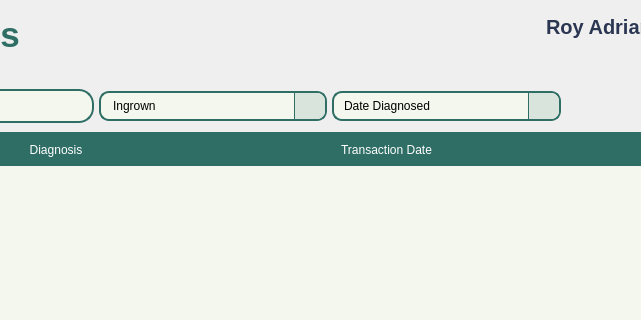
This is Views/Admin_Transactions.ui in VinsmokeSanji69/COVACHA_CLINIC_SYSTEM as Qt 5 draws it before an edit; both pictures show x 324 to 965 and y 0 to 320 of the 1133 by 690 pixel window. The edited form follows.
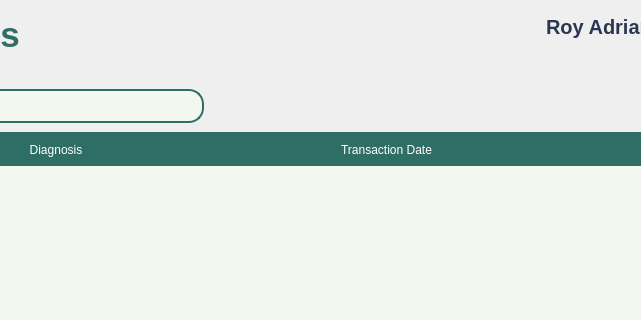
This is the edited form. Icons and pictures are not drawn.

The edit to the form file:
```diff
--- a/Views/Admin_Transactions.ui
+++ b/Views/Admin_Transactions.ui
@@ -14,36 +14,32 @@
    <string>Form</string>
   </property>
   <property name="styleSheet">
-   <string notr="true">#centralwidget {
-	background-color: #f0f0f0;
-}
-*{
+   <string notr="true">*{
 	padding: 0px;
 	margin: 0px;
 	border: 0px;
 }
 QPushButton {
-	font: 900 16pt &quot;Satoshi Black&quot;;
+	font: 900 17pt &quot;Satoshi Black&quot;;
 	background-color: transparent;
  	border-radius: 10px;
-	font-weight: bold;	
+	font-weight: bold;
 	color: #F4F7ED;
 	text-align: left;
 	padding: 5px 5px;
 }
 #NavBar {
-    background-color: #2E6E65; 
+    background-color: #2E6E65;
 }
 QLabel {
 	font: 900 10pt &quot;Satoshi Black&quot;;
-	font-size: 20px;
+	font-size: 25px;
 	font-weight: bold;
 	color: #2E6E65;
 	qproperty-alignment: 'AlignLeft';
     qproperty-wordWrap: true;
 	background: transparent;
 }
-
 </string>
   </property>
   <layout class="QHBoxLayout" name="horizontalLayout_4">
@@ -750,83 +746,6 @@
                  </layout>
                 </widget>
                </item>
-               <item>
-                <widget class="QComboBox" name="Diagnosis">
-                 <property name="sizePolicy">
-                  <sizepolicy hsizetype="Expanding" vsizetype="Fixed">
-                   <horstretch>0</horstretch>
-                   <verstretch>0</verstretch>
-                  </sizepolicy>
-                 </property>
-                 <property name="minimumSize">
-                  <size>
-                   <width>0</width>
-                   <height>0</height>
-                  </size>
-                 </property>
-                 <property name="maximumSize">
-                  <size>
-                   <width>250</width>
-                   <height>16777215</height>
-                  </size>
-                 </property>
-                 <property name="editable">
-                  <bool>true</bool>
-                 </property>
-                 <item>
-                  <property name="text">
-                   <string>Ingrown</string>
-                  </property>
-                 </item>
-                 <item>
-                  <property name="text">
-                   <string>Kabag</string>
-                  </property>
-                 </item>
-                 <item>
-                  <property name="text">
-                   <string>Panuhot</string>
-                  </property>
-                 </item>
-                </widget>
-               </item>
-               <item>
-                <widget class="QComboBox" name="Status">
-                 <property name="sizePolicy">
-                  <sizepolicy hsizetype="Expanding" vsizetype="Fixed">
-                   <horstretch>0</horstretch>
-                   <verstretch>0</verstretch>
-                  </sizepolicy>
-                 </property>
-                 <property name="minimumSize">
-                  <size>
-                   <width>0</width>
-                   <height>0</height>
-                  </size>
-                 </property>
-                 <property name="maximumSize">
-                  <size>
-                   <width>250</width>
-                   <height>16777215</height>
-                  </size>
-                 </property>
-                 <item>
-                  <property name="text">
-                   <string>Date Diagnosed</string>
-                  </property>
-                 </item>
-                 <item>
-                  <property name="text">
-                   <string>Gender</string>
-                  </property>
-                 </item>
-                 <item>
-                  <property name="text">
-                   <string>Name (Aphabetical)</string>
-                  </property>
-                 </item>
-                </widget>
-               </item>
                <item>
                 <spacer name="horizontalSpacer">
                  <property name="orientation">
```
Left out of the diff: 10 changed lines with no effect on the pictures.
